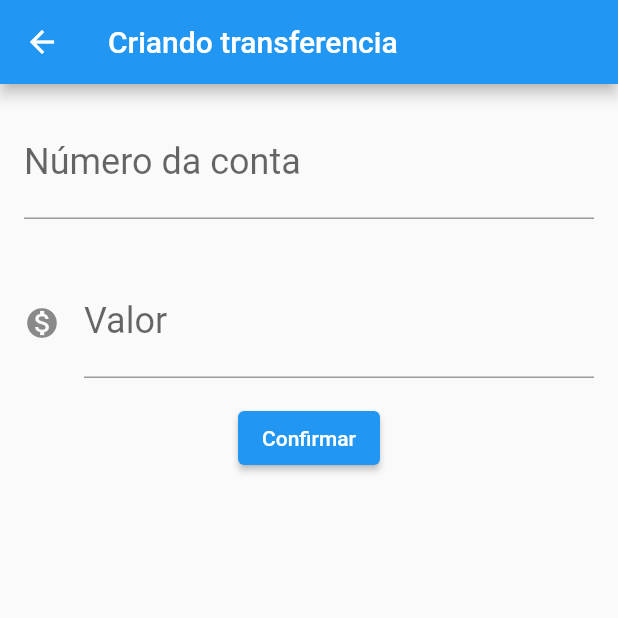
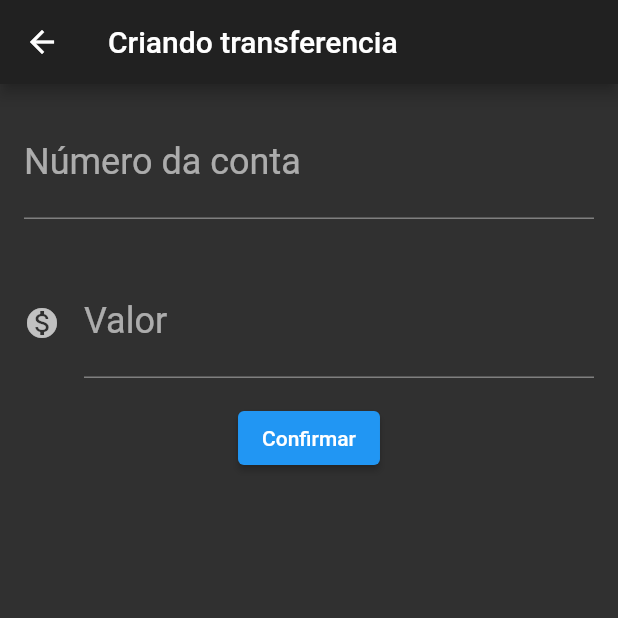
Before and after one commit to victorfmarques/bytebank, a Flutter app: the screen it shows after launch, after a tap on the "add" icon, on a phone screen of 412 x 824 dp, the top half of it. Run offline on Flutter 3.47's test engine with Material 2 defaults, Android fonts, the phone set to English and light mode, and no system bars.

Commit message:
Finalizando o projeto, realizando refactor e reestruturacao

```diff
--- /dev/null
+++ b/lib/components/editor.dart
@@ -0,0 +1,34 @@
+import 'package:flutter/material.dart';
+
+class Editor extends StatelessWidget {
+  final TextEditingController? controller;
+  final String? label;
+  final String? hint;
+  final IconData? icon;
+
+  Editor({
+    this.controller,
+    this.label,
+    this.hint,
+    this.icon,
+  });
+
+  @override
+  Widget build(BuildContext context) {
+    return Padding(
+      padding: const EdgeInsets.all(16.0),
+      child: TextField(
+        controller: controller,
+        style: TextStyle(
+          fontSize: 24.0,
+        ),
+        decoration: InputDecoration(
+          icon: icon != null ? Icon(icon) : null,
+          labelText: label,
+          hintText: hint,
+        ),
+        keyboardType: TextInputType.number,
+      ),
+    );
+  }
+}
--- a/lib/main.dart
+++ b/lib/main.dart
@@ -1,3 +1,4 @@
+import 'package:bytebank/screens/transferencia/lista.dart';
 import 'package:flutter/material.dart';
 
 void main() => runApp(BytebankApp());
@@ -6,141 +7,8 @@ class BytebankApp extends StatelessWidget {
   @override
   Widget build(BuildContext context) {
     return MaterialApp(
-      home: Scaffold(
-        body: ListaTransferencias(),
-      ),
+      theme: ThemeData.dark(),
+      home: ListaTransferencias(),
     );
   }
 }
-
-class FormularioTransferencia extends StatelessWidget {
-  final TextEditingController _controladorCampoNumeroConta =
-      TextEditingController();
-  final TextEditingController _controladorCampoValor = TextEditingController();
-
-  @override
-  Widget build(BuildContext context) {
-    return Scaffold(
-      appBar: AppBar(
-        title: const Text('Criando transferencia'),
-      ),
-      body: Column(
-        children: [
-          Editor(
-              controller: _controladorCampoNumeroConta,
-              label: 'Número da conta',
-              hint: '0000'),
-          Editor(
-              controller: _controladorCampoValor,
-              label: 'Valor',
-              hint: '0000',
-              icon: Icons.monetization_on),
-          ElevatedButton(
-            child: Text('Confirmar'),
-            onPressed: () => _criaTransferencia(context),
-          )
-        ],
-      ),
-    );
-  }
-
-  void _criaTransferencia(BuildContext context) {
-    final int? numeroConta = int.tryParse(_controladorCampoNumeroConta.text);
-    final double? valor = double.parse(_controladorCampoValor.text);
-
-    if (numeroConta != null && valor != null) {
-      final transferenciaCriada = Transferencia(valor, numeroConta);
-      Navigator.pop(context, transferenciaCriada);
-    }
-  }
-}
-
-class Editor extends StatelessWidget {
-  final TextEditingController? controller;
-  final String? label;
-  final String? hint;
-  final IconData? icon;
-
-  Editor({this.controller, this.label, this.hint, this.icon});
-
-  @override
-  Widget build(BuildContext context) {
-    return Padding(
-      padding: const EdgeInsets.all(16.0),
-      child: TextField(
-        controller: controller,
-        style: TextStyle(
-          fontSize: 24.0,
-        ),
-        decoration: InputDecoration(
-          icon: icon != null ? Icon(icon) : null,
-          labelText: label,
-          hintText: hint,
-        ),
-        keyboardType: TextInputType.number,
-      ),
-    );
-  }
-}
-
-class ListaTransferencias extends StatelessWidget {
-
-
-  final List<Transferencia> _transferencias = [];
-
-  @override
-  Widget build(BuildContext context) {
-    return Scaffold(
-      floatingActionButton: FloatingActionButton(
-        child: Icon(Icons.add),
-        onPressed: () {
-          final Future<Transferencia?> future = Navigator.push(context, MaterialPageRoute(builder: (context) {
-            return FormularioTransferencia();
-          }));
-          future.then((transferenciaRecebida){
-            debugPrint('=> $transferenciaRecebida');
-            if (transferenciaRecebida != null){
-              _transferencias.add(transferenciaRecebida);
-            }
-
-          });
-        },
-      ),
-      appBar: AppBar(title: Text('Transferências')),
-      body: ListView.builder(itemCount: _transferencias.length,itemBuilder: (context, index){
-        final transferencia = _transferencias[index];
-        return ItemTransferencia(transferencia);
-      }
-      ),
-    );
-  }
-}
-
-class ItemTransferencia extends StatelessWidget {
-  Transferencia _transferencia;
-
-  ItemTransferencia(this._transferencia);
-
-  @override
-  Widget build(BuildContext context) {
-    return Card(
-      child: ListTile(
-        leading: Icon(Icons.monetization_on),
-        title: Text(_transferencia.valor.toString()),
-        subtitle: Text(_transferencia.numeroConta.toString()),
-      ),
-    );
-  }
-}
-
-class Transferencia {
-  final double valor;
-  final int numeroConta;
-
-  Transferencia(this.valor, this.numeroConta);
-
-  @override
-  String toString() {
-    return 'Transferencia {valor: $valor, numeroConta: $numeroConta}';
-  }
-}
--- /dev/null
+++ b/lib/models/transferencia.dart
@@ -0,0 +1,14 @@
+class Transferencia {
+  final double valor;
+  final int numeroConta;
+
+  Transferencia(
+    this.valor,
+    this.numeroConta,
+  );
+
+  @override
+  String toString() {
+    return 'Transferencia {valor: $valor, numeroConta: $numeroConta}';
+  }
+}
--- /dev/null
+++ b/lib/screens/transferencia/formulario.dart
@@ -0,0 +1,64 @@
+import 'package:bytebank/components/editor.dart';
+import 'package:bytebank/models/transferencia.dart';
+import 'package:flutter/material.dart';
+
+const _tituloAppBar = 'Criando transferencia';
+
+const _labelCampoNumeroConta = 'Número da conta';
+const _hintCampoNumeroConta = '0000';
+
+const _labelCampoValor = 'Valor';
+const _hintCampoValor = '0.00';
+
+const _buttonFormulario = 'Confirmar';
+
+class FormularioTransferencia extends StatefulWidget {
+  @override
+  State<StatefulWidget> createState() {
+    return ForumlarioTransferenciaState();
+  }
+}
+
+class ForumlarioTransferenciaState extends State<FormularioTransferencia> {
+  final TextEditingController _controladorCampoNumeroConta =
+      TextEditingController();
+  final TextEditingController _controladorCampoValor = TextEditingController();
+
+  void _criaTransferencia(BuildContext context) {
+    final int? numeroConta = int.tryParse(_controladorCampoNumeroConta.text);
+    final double? valor = double.parse(_controladorCampoValor.text);
+
+    if (numeroConta != null && valor != null) {
+      final transferenciaCriada = Transferencia(valor, numeroConta);
+      Navigator.pop(context, transferenciaCriada);
+    }
+  }
+
+  @override
+  Widget build(BuildContext context) {
+    return Scaffold(
+      appBar: AppBar(
+        title: const Text(_tituloAppBar),
+      ),
+      body: SingleChildScrollView(
+        child: Column(
+          children: [
+            Editor(
+                controller: _controladorCampoNumeroConta,
+                label: _labelCampoNumeroConta,
+                hint: _hintCampoNumeroConta),
+            Editor(
+                controller: _controladorCampoValor,
+                label: _labelCampoValor,
+                hint: _hintCampoValor,
+                icon: Icons.monetization_on),
+            ElevatedButton(
+              child: Text(_buttonFormulario),
+              onPressed: () => _criaTransferencia(context),
+            )
+          ],
+        ),
+      ),
+    );
+  }
+}
--- /dev/null
+++ b/lib/screens/transferencia/lista.dart
@@ -0,0 +1,66 @@
+import 'package:bytebank/models/transferencia.dart';
+import 'package:flutter/material.dart';
+
+import 'formulario.dart';
+
+const _tituloAppBar = 'Transferências';
+
+class ListaTransferencias extends StatefulWidget {
+  final List<Transferencia> _transferencias = [];
+
+  @override
+  State<StatefulWidget> createState() {
+    return ListaTransferenciasState();
+  }
+}
+
+class ListaTransferenciasState extends State<ListaTransferencias> {
+  @override
+  Widget build(BuildContext context) {
+    return Scaffold(
+      floatingActionButton: FloatingActionButton(
+        child: Icon(Icons.add),
+        onPressed: () {
+          final Future<Transferencia?> future =
+              Navigator.push(context, MaterialPageRoute(builder: (context) {
+            return FormularioTransferencia();
+          }));
+          future.then(
+              (transferenciaRecebida) => _atualiza(transferenciaRecebida));
+        },
+      ),
+      appBar: AppBar(title: Text(_tituloAppBar)),
+      body: ListView.builder(
+          itemCount: widget._transferencias.length,
+          itemBuilder: (context, index) {
+            final transferencia = widget._transferencias[index];
+            return ItemTransferencia(transferencia);
+          }),
+    );
+  }
+
+  void _atualiza(Transferencia? transferenciaRecebida) {
+    if (transferenciaRecebida != null) {
+      setState(() {
+        widget._transferencias.add(transferenciaRecebida);
+      });
+    }
+  }
+}
+
+class ItemTransferencia extends StatelessWidget {
+  Transferencia _transferencia;
+
+  ItemTransferencia(this._transferencia);
+
+  @override
+  Widget build(BuildContext context) {
+    return Card(
+      child: ListTile(
+        leading: Icon(Icons.monetization_on),
+        title: Text(_transferencia.valor.toString()),
+        subtitle: Text(_transferencia.numeroConta.toString()),
+      ),
+    );
+  }
+}
```
Also changed, not shown: 1 other file.
